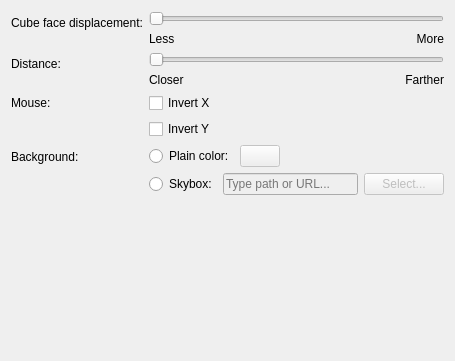
First picture: the form in src/plugins/cube/kcm/cubeeffectkcm.ui, repository arkroyal01/sonic-win, before the edit.
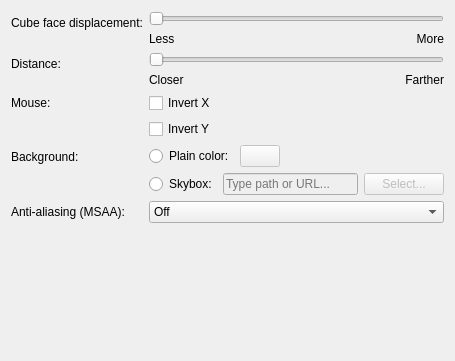
Second picture: the form after the edit. Custom widgets are drawn as their Qt base class.

Commit message: cube: V2 Phase 5 — touch borders + KCM MSAA combobox

Diff of the .ui file:
```diff
--- a/src/plugins/cube/kcm/cubeeffectkcm.ui
+++ b/src/plugins/cube/kcm/cubeeffectkcm.ui
@@ -223,7 +223,25 @@
      </item>
     </layout>
    </item>
-   <item row="5" column="0" colspan="2">
+   <item row="5" column="0">
+    <widget class="QLabel" name="label_MSAA">
+     <property name="text">
+      <string>Anti-aliasing (MSAA):</string>
+     </property>
+     <property name="toolTip">
+      <string>Multi-sample anti-aliasing for the cube faces. Higher values trade VRAM and per-frame GPU cost for smoother silhouettes, especially with few desktops (sharp 90°/120° edges). C++ rewrite only — no effect on the legacy QtQuick3D cube.</string>
+     </property>
+    </widget>
+   </item>
+   <item row="5" column="1">
+    <widget class="QComboBox" name="kcfg_MSAA">
+     <item><property name="text"><string>Off</string></property></item>
+     <item><property name="text"><string>2x</string></property></item>
+     <item><property name="text"><string>4x</string></property></item>
+     <item><property name="text"><string>8x</string></property></item>
+    </widget>
+   </item>
+   <item row="6" column="0" colspan="2">
     <widget class="KShortcutsEditor" name="shortcutsEditor" native="true">
      <property name="sizePolicy">
       <sizepolicy hsizetype="Preferred" vsizetype="Preferred">
```
The commit also changes 1 other file.
